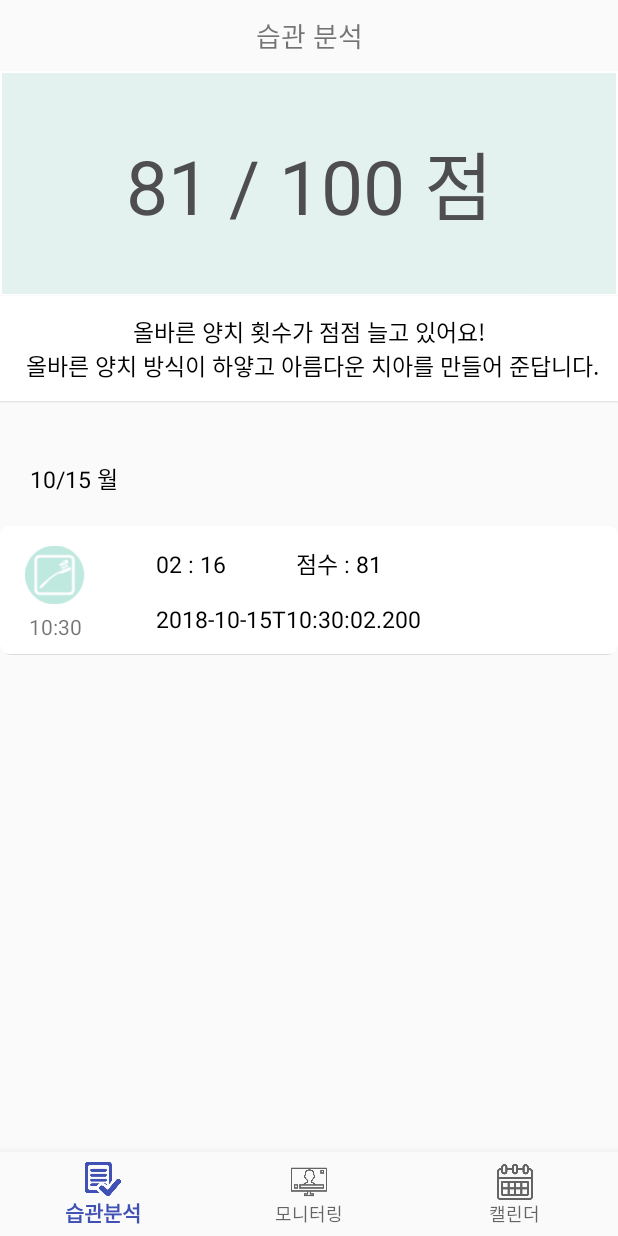
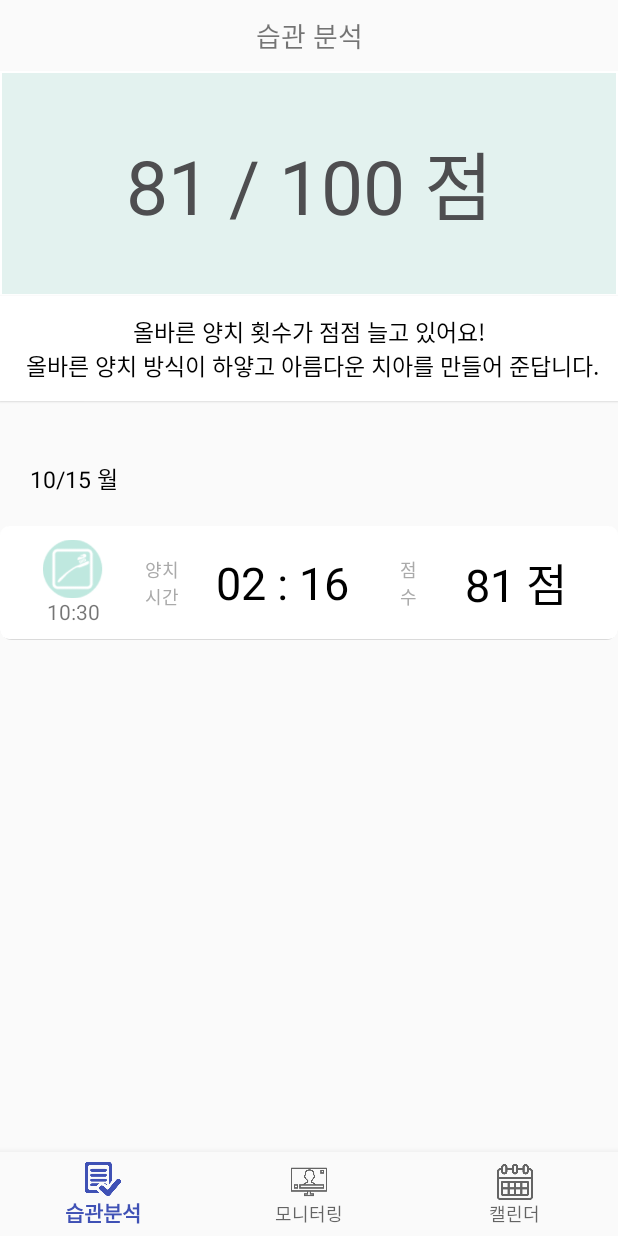
Before and after one commit to Team-Achi/Android, an Android app: the screen it shows after launch (MainActivity), on a phone screen of 412 x 824 dp. Run offline under Robolectric (Android 15) with nearby library versions, the phone set to English and light mode, and no system bars.

Commit message:
Modified ExpandableList

```diff
--- a/app/src/main/java/com/example/administrator/achi/expandableList/ExpandableListAdapter.kt
+++ b/app/src/main/java/com/example/administrator/achi/expandableList/ExpandableListAdapter.kt
@@ -8,7 +8,6 @@ import android.view.View
 import android.view.ViewGroup
 import android.widget.*
 import com.example.administrator.achi.R
-
 
 
 class ExpandableListAdapter(var context : Context, var elv: ExpandableListView, var groupList : ArrayList<String>, var childList : ArrayList<ArrayList<ChildContentFormat>>) : BaseExpandableListAdapter() {
@@ -68,14 +67,19 @@ class ExpandableListAdapter(var context : Context, var elv: ExpandableListView,
         var convertView = convertView
         if (convertView == null) {
             val inflater = context.getSystemService(Context.LAYOUT_INFLATER_SERVICE) as LayoutInflater
-            convertView = inflater.inflate(R.layout.elv_child, null)
+            convertView = inflater.inflate(R.layout.elv_child, null, false)
         }
 
-        val childTitle = convertView!!.findViewById<TextView>(R.id.tvChildTitle)
-        val childStarTime = convertView!!.findViewById<TextView>(R.id.tvStartTime)
         var content = getChild(groupPosition, childPosition)
-        childTitle?.text = "${content.elapsedTime}\t\t\t\t점수 : ${content.score}\n\n${content.comment}"
-        childStarTime?.text = content.startTime
+
+        val startTime = convertView!!.findViewById<TextView>(R.id.tvStartTime)
+        val duration = convertView!!.findViewById<TextView>(R.id.tvDuration)
+        val score = convertView!!.findViewById<TextView>(R.id.tvScore)
+
+        startTime.text = content.startTime
+        duration.text = content.elapsedTime
+        score.text = "${content.score.toString()} 점"
+
 
 
         return convertView
--- a/app/src/main/res/layout/elv_child.xml
+++ b/app/src/main/res/layout/elv_child.xml
@@ -19,10 +19,10 @@
         android:src="@drawable/record_icon"
         app:layout_constraintBottom_toBottomOf="parent"
         app:layout_constraintEnd_toEndOf="parent"
-        app:layout_constraintHorizontal_bias="0.025"
+        app:layout_constraintHorizontal_bias="0.058"
         app:layout_constraintStart_toStartOf="parent"
         app:layout_constraintTop_toTopOf="parent"
-        app:layout_constraintVertical_bias="0.333" />
+        app:layout_constraintVertical_bias="0.312" />
 
     <TextView
         android:id="@+id/tvStartTime"
@@ -32,30 +32,114 @@
         android:layout_marginTop="8dp"
         android:layout_marginEnd="8dp"
         android:layout_marginBottom="8dp"
+        android:gravity="center"
         app:layout_constraintBottom_toBottomOf="parent"
         app:layout_constraintEnd_toEndOf="parent"
-        app:layout_constraintHorizontal_bias="0.025"
+        app:layout_constraintHorizontal_bias="0.058"
         app:layout_constraintStart_toStartOf="parent"
         app:layout_constraintTop_toTopOf="parent"
-        app:layout_constraintVertical_bias="1.0"
-        android:gravity="center"/>
+        app:layout_constraintVertical_bias="1.0" />
 
-    <TextView
-        android:id="@+id/tvChildTitle"
-        android:layout_width="300dp"
-        android:layout_height="70dp"
+    <View
+        android:layout_width="2dp"
+        android:layout_height="match_parent"
         android:layout_marginStart="8dp"
         android:layout_marginTop="8dp"
         android:layout_marginEnd="8dp"
         android:layout_marginBottom="8dp"
+        android:background="@android:color/black"
         app:layout_constraintBottom_toBottomOf="parent"
         app:layout_constraintEnd_toEndOf="parent"
-        app:layout_constraintHorizontal_bias="1.0"
+        app:layout_constraintHorizontal_bias="0.195"
         app:layout_constraintStart_toStartOf="parent"
         app:layout_constraintTop_toTopOf="parent"
-        android:textSize="15dp"
-        android:gravity="center_vertical"
-        android:textColor="@android:color/black"/>
+        app:layout_constraintVertical_bias="0.0" />
 
+    <TextView
+        android:layout_width="40dp"
+        android:layout_height="60dp"
+        android:layout_marginStart="8dp"
+        android:layout_marginTop="8dp"
+        android:layout_marginEnd="8dp"
+        android:layout_marginBottom="8dp"
+        android:gravity="center"
+        android:text="양치\n시간"
+        android:textColor="@android:color/darker_gray"
+        android:textSize="12sp"
+        app:layout_constraintBottom_toBottomOf="parent"
+        app:layout_constraintEnd_toEndOf="parent"
+        app:layout_constraintHorizontal_bias="0.224"
+        app:layout_constraintStart_toStartOf="parent"
+        app:layout_constraintTop_toTopOf="parent" />
+
+    <TextView
+        android:id="@+id/tvDuration"
+        android:layout_width="100dp"
+        android:layout_height="60dp"
+        android:layout_marginStart="8dp"
+        android:layout_marginTop="8dp"
+        android:layout_marginEnd="8dp"
+        android:layout_marginBottom="8dp"
+        android:gravity="center"
+        android:textColor="@android:color/black"
+        android:textSize="30sp"
+        app:layout_constraintBottom_toBottomOf="parent"
+        app:layout_constraintEnd_toEndOf="parent"
+        app:layout_constraintHorizontal_bias="0.439"
+        app:layout_constraintStart_toStartOf="parent"
+        app:layout_constraintTop_toTopOf="parent" />
+
+    <View
+        android:id="@+id/view"
+        android:layout_width="2dp"
+        android:layout_height="match_parent"
+        android:layout_marginStart="8dp"
+        android:layout_marginTop="8dp"
+        android:layout_marginEnd="8dp"
+        android:layout_marginBottom="8dp"
+        android:background="@android:color/black"
+        app:layout_constraintBottom_toBottomOf="parent"
+        app:layout_constraintEnd_toEndOf="parent"
+        app:layout_constraintHorizontal_bias="0.605"
+        app:layout_constraintStart_toStartOf="parent"
+        app:layout_constraintTop_toTopOf="parent"
+        app:layout_constraintVertical_bias="0.0" />
+
+    <TextView
+        android:id="@+id/textView2"
+        android:layout_width="40dp"
+        android:layout_height="60dp"
+        android:layout_marginStart="8dp"
+        android:layout_marginTop="8dp"
+        android:layout_marginEnd="8dp"
+        android:layout_marginBottom="8dp"
+        android:gravity="center"
+        android:text="점\n수"
+        android:textColor="@android:color/darker_gray"
+        android:textSize="12sp"
+        app:layout_constraintBottom_toBottomOf="parent"
+        app:layout_constraintEnd_toEndOf="parent"
+        app:layout_constraintHorizontal_bias="0.685"
+        app:layout_constraintStart_toStartOf="parent"
+        app:layout_constraintTop_toTopOf="parent"
+        app:layout_constraintVertical_bias="0.0" />
+
+    <TextView
+        android:id="@+id/tvScore"
+        android:layout_width="80dp"
+        android:layout_height="60dp"
+        android:layout_marginStart="8dp"
+        android:layout_marginTop="8dp"
+        android:layout_marginEnd="8dp"
+        android:layout_marginBottom="8dp"
+        android:gravity="center"
+        android:textColor="@android:color/black"
+        android:textSize="30sp"
+        app:layout_constraintBottom_toBottomOf="parent"
+        app:layout_constraintEnd_toEndOf="parent"
+        app:layout_constraintHorizontal_bias="0.936"
+        app:layout_constraintStart_toStartOf="parent"
+        app:layout_constraintTop_toTopOf="parent"
+        app:layout_constraintVertical_bias="0.0" />
 
 </android.support.constraint.ConstraintLayout>
--- a/app/src/main/res/layout/elv_group.xml
+++ b/app/src/main/res/layout/elv_group.xml
@@ -14,7 +14,7 @@
         android:paddingLeft="20dp"
         android:textColor="@android:color/black"
         android:background="@android:color/transparent"
-        android:textSize="15dp"
+        android:textSize="15sp"
         android:text="groupTitle"
         android:layout_marginBottom="10dp" />
 
--- a/app/src/main/res/layout/fragment_analyzehabit.xml
+++ b/app/src/main/res/layout/fragment_analyzehabit.xml
@@ -15,7 +15,7 @@
         android:layout_marginBottom="10dp"
         android:text="습관 분석"
         android:textAlignment="center"
-        android:textSize="18dp" />
+        android:textSize="18sp" />
 
     <TextView
         android:id="@+id/tvWeeklyScore"
@@ -36,7 +36,7 @@
         android:gravity="center"
         android:text="올바른 양치 횟수가 점점 늘고 있어요!\n 올바른 양치 방식이 하얗고 아름다운 치아를 만들어 준답니다."
         android:textColor="@android:color/black"
-        android:textSize="15dp" />
+        android:textSize="15sp" />
 
 
     <ExpandableListView
--- a/app/src/main/res/layout/fragment_calendar.xml
+++ b/app/src/main/res/layout/fragment_calendar.xml
@@ -19,7 +19,7 @@
         android:layout_marginBottom="10dp"
         android:text="월별 아치 캘린더"
         android:textAlignment="center"
-        android:textSize="18dp" />
+        android:textSize="18sp" />
 
     <LinearLayout
         android:layout_width="match_parent"
@@ -55,7 +55,7 @@
                 android:paddingTop="5dp"
                 android:text="1일 3회 양치 횟수 : 8회\n1일 2회 양치 횟수 : 6회\n총 양치횟수 36회\n평균 양치시간 : 2분 33초\n\n평균 양치 시간이 짧습니다^_^\n반드시 규칙적으로 일 3회 양치하시기 바랍니다."
                 android:textColor="#000000"
-                android:textSize="16dp" />
+                android:textSize="16sp" />
 
 
             <LinearLayout
@@ -75,7 +75,7 @@
                     android:padding="5dp"
                     android:text="이번달에는 조금 아쉬워요! 다음달에는 화이팅!"
                     android:textColor="#000000"
-                    android:textSize="12dp" />
+                    android:textSize="12sp" />
 
                 <android.support.v7.widget.AppCompatImageView
                     android:id="@+id/like_but"
--- a/app/src/main/res/layout/fragment_daily.xml
+++ b/app/src/main/res/layout/fragment_daily.xml
@@ -14,7 +14,7 @@
         android:background="@color/borderFavorite"
         android:layout_marginBottom="30dp"
         android:textAlignment="center"
-        android:textSize="20dp"/>
+        android:textSize="20sp"/>
 
     <ListView
         android:layout_width="match_parent"
--- a/app/src/main/res/layout/fragment_monitoring.xml
+++ b/app/src/main/res/layout/fragment_monitoring.xml
@@ -12,7 +12,7 @@
         android:id="@+id/textView"
         android:layout_width="match_parent"
         android:layout_height="wrap_content"
-        android:textSize="18dp"
+        android:textSize="18sp"
         android:layout_marginBottom="10dp"
         android:textAlignment="center"
         android:text="모니터링" />
@@ -25,7 +25,7 @@
         android:layout_marginTop="10dp"
         android:text="00:00"
         android:textColor="@android:color/black"
-        android:textSize="80dp"
+        android:textSize="80sp"
         />
 
 
@@ -46,6 +46,6 @@
         android:text="하루에 양치를 3번 해야해~~~~"
         android:textColor="@android:color/black"
         android:layout_marginTop="20dp"
-        android:textSize="17dp" />
+        android:textSize="17sp" />
 
 </LinearLayout>
```
